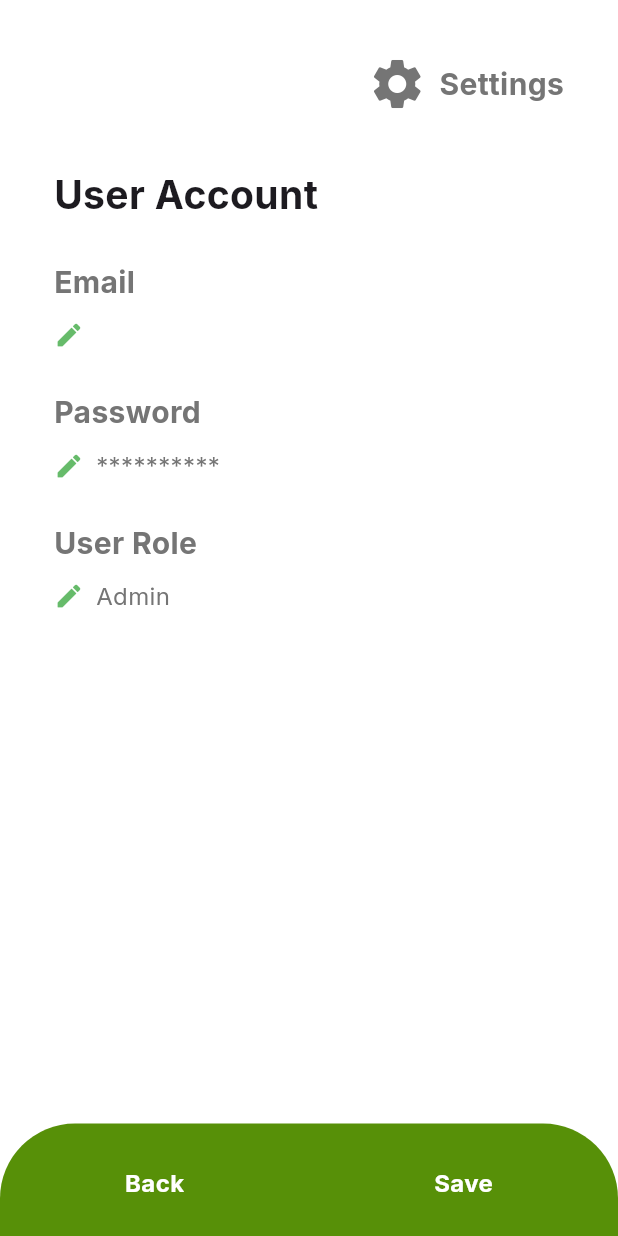
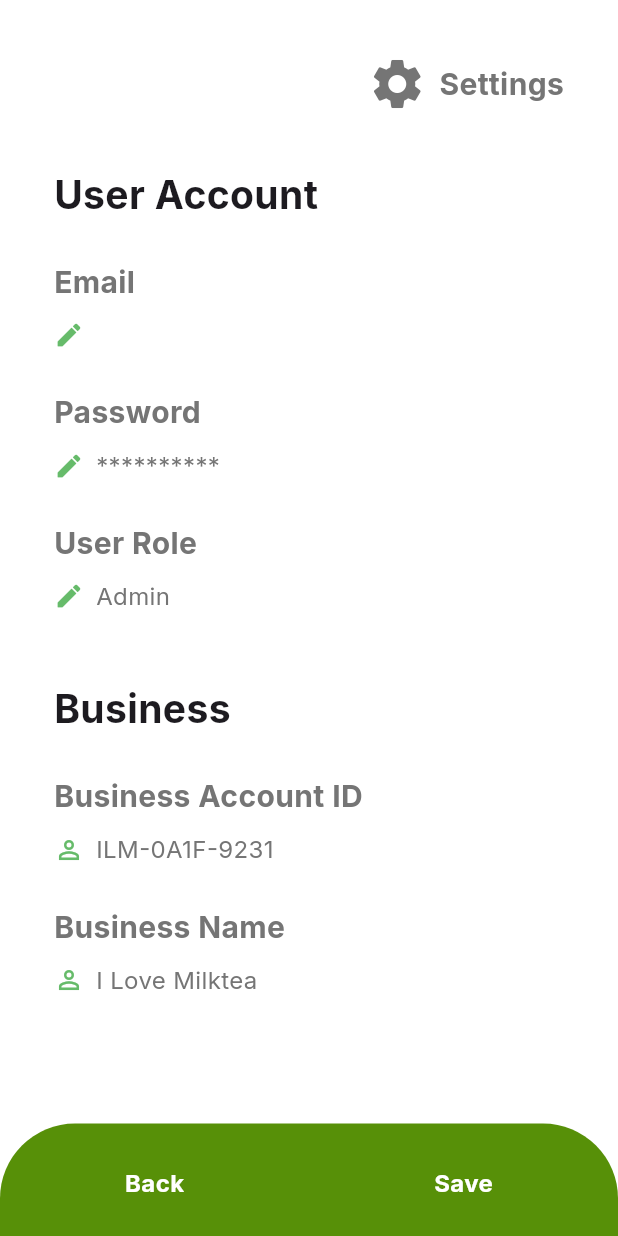
Before and after one commit to keanedalisay/cc206_benta, a Flutter app: the Setting screen opened by its route, on a phone screen of 412 x 824 dp. Run offline on Flutter 3.47's test engine with Material 3 defaults, Android fonts, the phone set to English and light mode, and no system bars; our stand-ins replace auto_size_text, email_validator, firebase_auth, firebase_core, image_picker, shared_preferences and 1 more; missing offline and left inert: flutter_barcode_scanner; accounts and stored records are empty.

Commit message:
Add Business Info Display

```diff
--- a/lib/src/features/dashboard/settings.dart
+++ b/lib/src/features/dashboard/settings.dart
@@ -147,7 +147,81 @@ class Setting extends StatelessWidget {
                 ]
             ),
 
+            const SizedBox(height: 45),
 
+            const Text(
+              'Business',
+              style: TextStyle(
+                fontSize: 26,
+                fontWeight: FontWeight.bold,
+              ),
+            ),
+
+            const SizedBox(height: 25),
+
+            Text(
+              'Business Account ID',
+              style: TextStyle(
+                  fontSize: 20,
+                  fontWeight: FontWeight.bold,
+                  color: Colors.grey[600]
+              ),
+            ),
+
+            const SizedBox(height: 10),
+
+            Row(
+                children: [
+                  Icon(
+                    Icons.perm_identity,
+                    size: 20,
+                    color: Colors.green[400],
+                  ),
+
+                  const SizedBox(width: 8),
+
+                  Text(
+                    'ILM-0A1F-9231',
+                    style: TextStyle(
+                        fontSize: 16,
+                        color: Colors.grey[600]
+                    ),
+                  ),
+                ]
+            ),
+
+            const SizedBox(height: 25),
+
+            Text(
+              'Business Name',
+              style: TextStyle(
+                  fontSize: 20,
+                  fontWeight: FontWeight.bold,
+                  color: Colors.grey[600]
+              ),
+            ),
+
+            const SizedBox(height: 10),
+
+            Row(
+                children: [
+                  Icon(
+                    Icons.perm_identity,
+                    size: 20,
+                    color: Colors.green[400],
+                  ),
+
+                  const SizedBox(width: 8),
+
+                  Text(
+                    'I Love Milktea',
+                    style: TextStyle(
+                        fontSize: 16,
+                        color: Colors.grey[600]
+                    ),
+                  ),
+                ]
+            ),
           ],
         ),
 
```
